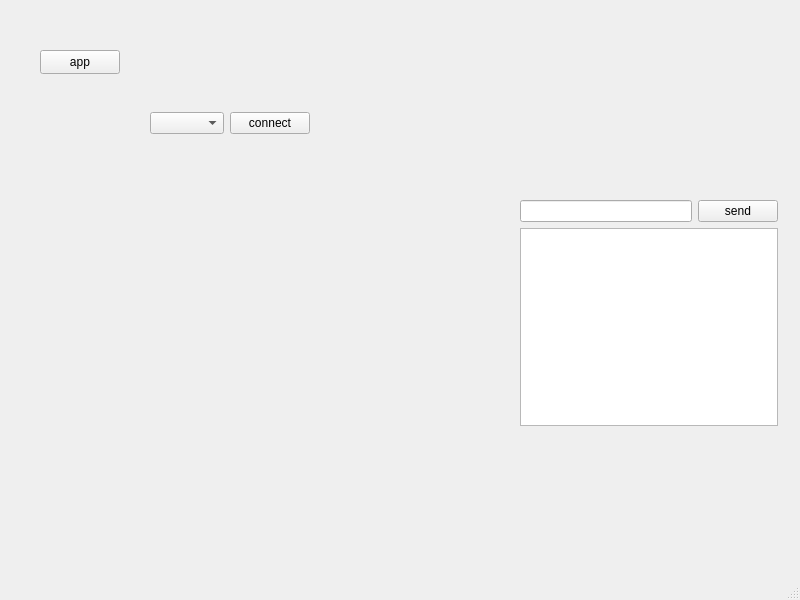
The window that socketUpdate/appchat.ui (ngocson2g/Intership-DeveLopment-Moblie) describes before a commit, drawn with Qt 5.
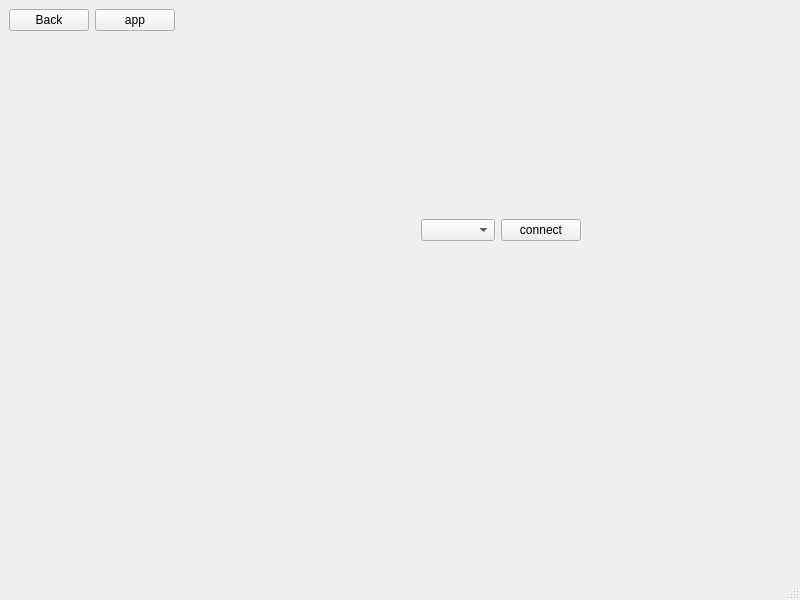
The same window after the commit.

Patch:
```diff
--- a/socketUpdate/appchat.ui
+++ b/socketUpdate/appchat.ui
@@ -14,28 +14,39 @@
    <string>Appchat</string>
   </property>
   <widget class="QWidget" name="centralwidget">
-   <widget class="QPushButton" name="pushButton_app">
+   <layout class="QGridLayout" name="gridLayout_2">
+    <item row="1" column="3">
+     <widget class="QStackedWidget" name="stackedWidget">
+      <property name="currentIndex">
+       <number>0</number>
+      </property>
+      <widget class="QWidget" name="page">
+       <widget class="QWidget" name="layoutWidget">
     <property name="geometry">
      <rect>
-      <x>40</x>
-      <y>50</y>
-      <width>80</width>
-      <height>24</height>
-     </rect>
-    </property>
+          <x>240</x>
+          <y>180</y>
+          <width>160</width>
+          <height>26</height>
+         </rect>
+        </property>
+        <layout class="QHBoxLayout" name="horizontalLayout_2">
+         <item>
+          <widget class="QComboBox" name="comboBox"/>
+         </item>
+         <item>
+          <widget class="QPushButton" name="pushButton_connect">
     <property name="text">
-     <string>app</string>
-    </property>
-   </widget>
-   <widget class="QWidget" name="">
-    <property name="geometry">
-     <rect>
-      <x>520</x>
-      <y>200</y>
-      <width>258</width>
-      <height>226</height>
-     </rect>
-    </property>
+            <string>connect</string>
+           </property>
+          </widget>
+         </item>
+        </layout>
+       </widget>
+      </widget>
+      <widget class="QWidget" name="page_2">
+       <layout class="QGridLayout" name="gridLayout_3">
+        <item row="0" column="0">
     <layout class="QGridLayout" name="gridLayout">
      <item row="0" column="0">
       <layout class="QHBoxLayout" name="horizontalLayout">
@@ -55,29 +66,26 @@
       <widget class="QTextEdit" name="textEdit"/>
      </item>
     </layout>
-   </widget>
-   <widget class="QWidget" name="">
-    <property name="geometry">
-     <rect>
-      <x>150</x>
-      <y>110</y>
-      <width>160</width>
-      <height>26</height>
-     </rect>
-    </property>
-    <layout class="QHBoxLayout" name="horizontalLayout_2">
-     <item>
-      <widget class="QComboBox" name="comboBox"/>
-     </item>
-     <item>
-      <widget class="QPushButton" name="pushButton_connect">
+        </item>
+       </layout>
+      </widget>
+     </widget>
+    </item>
+    <item row="0" column="1">
+     <widget class="QPushButton" name="pushButton_back">
+      <property name="text">
+       <string>Back</string>
+      </property>
+     </widget>
+    </item>
+    <item row="0" column="2">
+     <widget class="QPushButton" name="pushButton_app">
        <property name="text">
-        <string>connect</string>
+       <string>app</string>
        </property>
       </widget>
      </item>
     </layout>
-   </widget>
   </widget>
   <widget class="QMenuBar" name="menubar">
    <property name="geometry">
```
Lines whose indentation alone changed are shown as unchanged.
